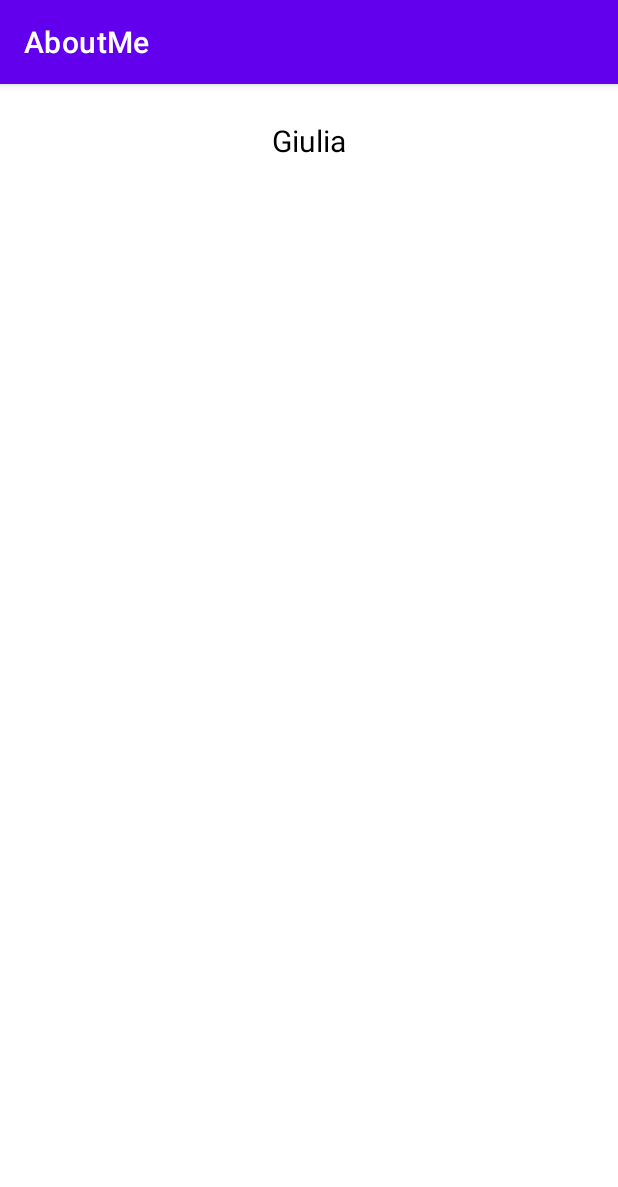
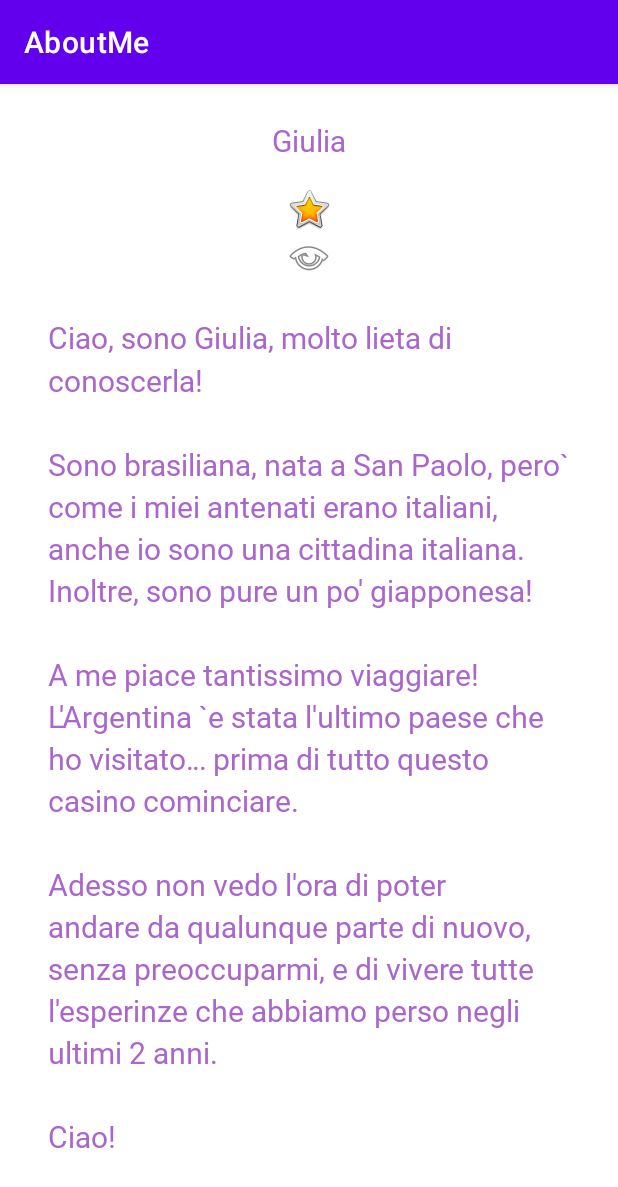
Before and after one commit to giuroperto/udacity_kotlin_exercises, an Android app: the screen it shows after launch (MainActivity), on a phone screen of 412 x 824 dp. Shown: the top 1187 px of the screen. Run offline under Robolectric (Android 15) with nearby library versions, the phone set to English and light mode, and no system bars.

Commit message:
adding an imageview + scrollview

```diff
--- a/2.AboutMe/app/build.gradle
+++ b/2.AboutMe/app/build.gradle
@@ -23,6 +23,11 @@ android {
             proguardFiles getDefaultProguardFile('proguard-android-optimize.txt'), 'proguard-rules.pro'
         }
     }
+
+    buildFeatures {
+        dataBinding true
+    }
+
     compileOptions {
         sourceCompatibility JavaVersion.VERSION_1_8
         targetCompatibility JavaVersion.VERSION_1_8
--- a/2.AboutMe/app/src/main/res/layout/activity_main.xml
+++ b/2.AboutMe/app/src/main/res/layout/activity_main.xml
@@ -1,16 +1,55 @@
 <?xml version="1.0" encoding="utf-8"?>
-<LinearLayout
-    xmlns:android="http://schemas.android.com/apk/res/android"
+<LinearLayout xmlns:android="http://schemas.android.com/apk/res/android"
+    xmlns:app="http://schemas.android.com/apk/res-auto"
+    android:layout_width="match_parent"
+    android:layout_height="match_parent"
     android:orientation="vertical"
-    android:layout_width="match_parent"
-    android:layout_height="match_parent">
+    android:paddingHorizontal="@dimen/padding">
 
     <TextView
         android:id="@+id/name_text"
+        style="@style/NameStyle"
         android:layout_width="match_parent"
         android:layout_height="wrap_content"
         android:text="@string/name"
-        android:textAlignment="center"
-        style="@style/NameStyle" />
+        android:textAlignment="center" />
+
+    <ImageView
+        android:id="@+id/star_image"
+        android:layout_width="match_parent"
+        android:layout_height="wrap_content"
+        android:layout_marginTop="@dimen/layout_margin"
+        android:contentDescription="@string/img_description"
+        app:srcCompat="@android:drawable/btn_star_big_on" />
+
+    <ScrollView
+        android:id="@+id/bio_scroll"
+        android:layout_width="match_parent"
+        android:layout_height="match_parent"
+        android:layout_marginHorizontal="@dimen/layout_margin">
+
+        <LinearLayout
+            android:layout_width="match_parent"
+            android:layout_height="wrap_content"
+            android:orientation="vertical"
+            android:paddingBottom="@dimen/padding">
+
+            <ImageView
+                android:layout_width="match_parent"
+                android:layout_height="wrap_content"
+                android:contentDescription="@string/bio_icon"
+                app:srcCompat="@android:drawable/ic_menu_view" />
+
+            <TextView
+                android:id="@+id/bio_text"
+                style="@style/NameStyle"
+                android:layout_width="match_parent"
+                android:layout_height="wrap_content"
+                android:lineSpacingMultiplier="@dimen/text_spacing"
+                android:text="@string/my_bio" />
+
+        </LinearLayout>
+
+    </ScrollView>
 
 </LinearLayout>
--- a/2.AboutMe/app/src/main/res/values/dimens.xml
+++ b/2.AboutMe/app/src/main/res/values/dimens.xml
@@ -2,5 +2,7 @@
 <resources>
     <dimen name="text_size">20sp</dimen>
     <dimen name="small_padding">8dp</dimen>
+    <dimen name="padding">16dp</dimen>
     <dimen name="layout_margin">16dp</dimen>
+    <dimen name="text_spacing">1.2</dimen>
 </resources>
--- a/2.AboutMe/app/src/main/res/values/strings.xml
+++ b/2.AboutMe/app/src/main/res/values/strings.xml
@@ -1,4 +1,12 @@
 <resources>
     <string name="app_name">AboutMe</string>
     <string name="name">Giulia</string>
+    <string name="img_description">Star icon</string>
+    <string name="my_bio">Ciao, sono Giulia, molto lieta di conoscerla!
+        \n\nSono brasiliana, nata a San Paolo, pero` come i miei antenati erano italiani, anche io sono una cittadina italiana. Inoltre, sono pure un po\' giapponesa!
+        \n\nA me piace tantissimo viaggiare! L\'Argentina `e stata l\'ultimo paese che ho visitato… prima di tutto questo casino cominciare.
+        \n\nAdesso non vedo l\'ora di poter andare da qualunque parte di nuovo, senza preoccuparmi, e di vivere tutte l\'esperinze che abbiamo perso negli ultimi 2 anni.
+        \n\nCiao!
+    </string>
+    <string name="bio_icon">email icon</string>
 </resources>
--- a/2.AboutMe/app/src/main/res/values/styles.xml
+++ b/2.AboutMe/app/src/main/res/values/styles.xml
@@ -2,9 +2,10 @@
 <resources>
 
     <style name="NameStyle">
+        <item name="android:fontFamily">@font/roboto</item>
         <item name="android:layout_marginTop">@dimen/layout_margin</item>
         <item name="android:paddingTop">@dimen/small_padding</item>
-        <item name="android:textColor">@android:color/black</item>
+        <item name="android:textColor">@android:color/holo_purple</item>
         <item name="android:textSize">@dimen/text_size</item>
     </style>
 </resources>
```
